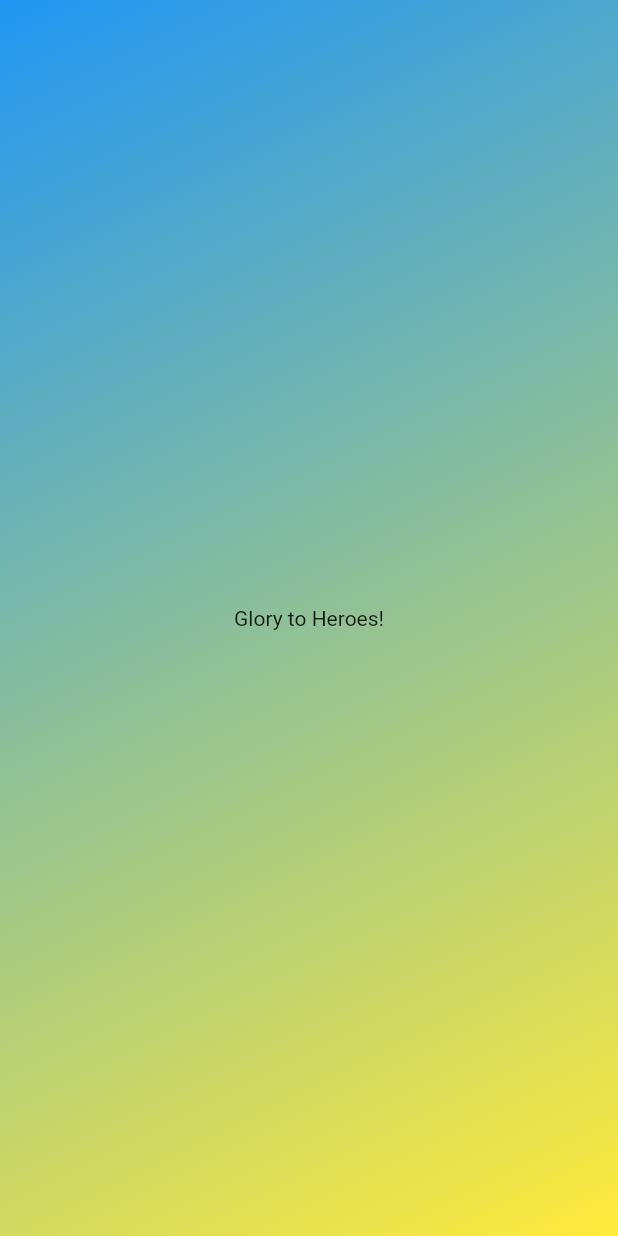
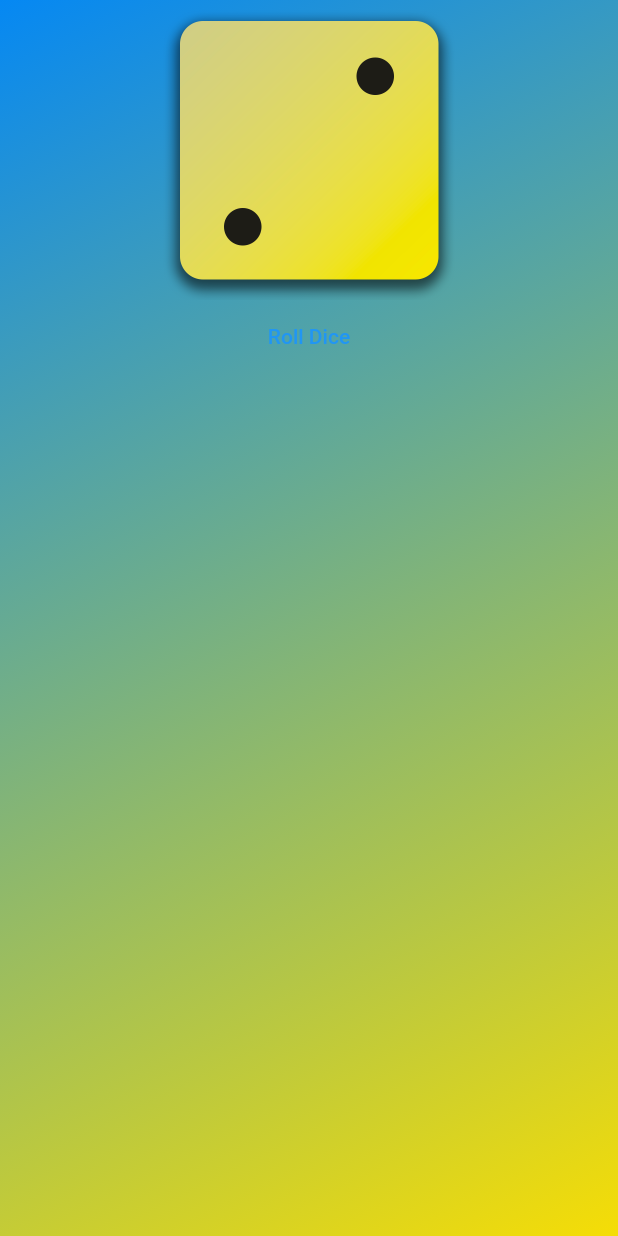
Before and after one commit to tranzi90/roll_dice, a Flutter app: the screen it shows after launch, on a phone screen of 412 x 824 dp. Run offline on Flutter 3.47's test engine with Material 2 defaults, Android fonts, the phone set to English and light mode, and no system bars.

Commit message:
add dice image + text button

```diff
--- /dev/null
+++ b/lib/gradient_container.dart
@@ -0,0 +1,39 @@
+import 'package:flutter/material.dart';
+
+const startAlignment = Alignment.topLeft;
+const endAlignment = Alignment.bottomRight;
+
+class GradientContainer extends StatelessWidget {
+  const GradientContainer(this.colors, {super.key});
+
+  final List<Color> colors;
+
+  void rollDice() {}
+
+  @override
+  Widget build(context) {
+    return Container(
+      decoration: BoxDecoration(
+        gradient: LinearGradient(
+          colors: colors,
+          begin: startAlignment,
+          end: endAlignment,
+        ),
+      ),
+      child: Center(
+        child: Column(
+          children: [
+            Image.asset(
+              'assets/images/dice-2.png',
+              width: 200,
+            ),
+            TextButton(
+              onPressed: rollDice,
+              child: const Text('Roll Dice'),
+            )
+          ],
+        ),
+      ),
+    );
+  }
+}
```
Also changed, not shown: lib/main.dart (+6 -16 lines), lib/styled_text.dart (added, +18 -0 lines), pubspec.yaml (+7 -3 lines), assets/images/dice-1.png (added), assets/images/dice-2.png (added), assets/images/dice-3.png (added), assets/images/dice-4.png (added), assets/images/dice-5.png (added), assets/images/dice-6.png (added).
